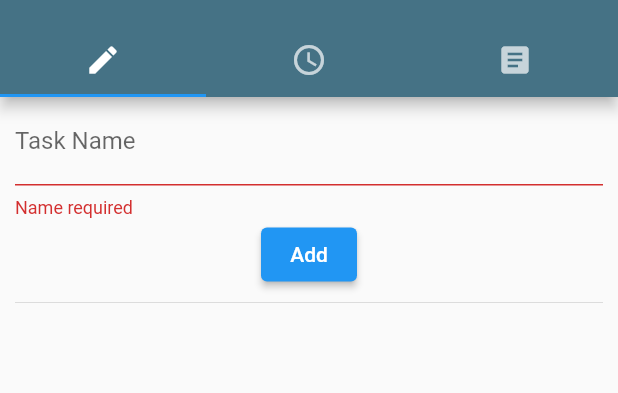
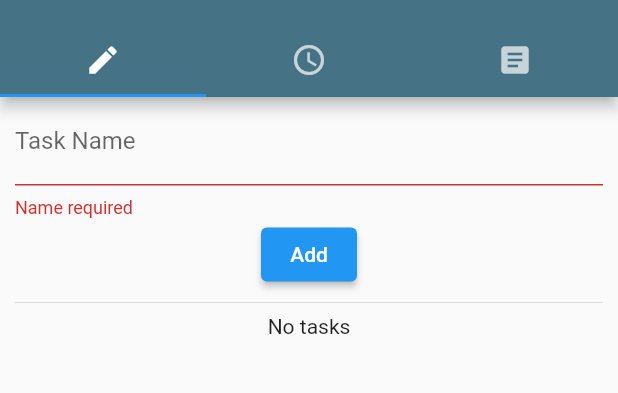
Before and after one commit to Delta-Psi/time_manager, a Flutter app: the screen it shows after launch, after a tap on "Add", on a phone screen of 412 x 824 dp, the part 59-452 px from its top. Run offline on Flutter 3.47's test engine with Material 2 defaults, Android fonts, the phone set to English and light mode, and no system bars; our stand-ins replace sqflite; accounts and stored records are empty.

Commit message:
it owkrs hell yeah

```diff
--- a/lib/main.dart
+++ b/lib/main.dart
@@ -42,7 +42,7 @@ class DatabaseHelper {
         );
     }
 
-    Future<Task> createTask(name) async {
+    Future<Task> createTask(String name) async {
         var db_ = await db;
 
         final int id = await db_.insert(
@@ -64,6 +64,12 @@ class DatabaseHelper {
         return List.generate(maps.length, (i) {
             return Task(id: maps[i]['rowid'], name: maps[i]['name']);
         });
+    }
+
+    Future<void> removeTask(int id) async {
+        final Database db_ = await db;
+
+        db_.delete('Tasks', where: 'rowid = ?', whereArgs: [id]);
     }
 }
 
@@ -88,10 +94,10 @@ class _TaskEditorState extends State<TaskEditor> {
         });
     }
 
-    void _removeTaskAt(index) {
-        //setState(() {
-            //_tasks.removeAt(index);
-        //});
+    void _removeTask(id) {
+        setState(() {
+            db.removeTask(id);
+        });
     }
 
     @override
@@ -130,20 +136,26 @@ class _TaskEditorState extends State<TaskEditor> {
                 Expanded(
                     child: FutureBuilder<List<Task>>(
                         future: db.listTasks(),
-                        builder: (BuildContext context, AsyncSnapshot<List<Task>> tasks) {
-                            if (tasks.hasData) {
+                        builder: (BuildContext context, AsyncSnapshot<List<Task>> taskList) {
+                            print(taskList);
+                            if (taskList.connectionState == ConnectionState.done) {
+                                if (taskList.data.isEmpty) {
+                                    return Align(
+                                        alignment: Alignment.topCenter,
+                                        child: Text('No tasks'),
+                                    );
+                                } else {
                                     return ListView.builder(
-                                    itemCount: tasks.data.length,
+                                        itemCount: taskList.data.length,
                                         itemBuilder: (BuildContext context, int index) {
                                             return Container(
                                                 height: 50,
                                                 child: Row(
                                                     children: [
-                                                    Text('${tasks.data[index].id}'),
-                                                    Expanded(child: Text('${tasks.data[index].name}')),
+                                                        Expanded(child: Text('${taskList.data[index].name}')),
                                                         ElevatedButton(
                                                             onPressed: () {
-                                                            _removeTaskAt(index);
+                                                                _removeTask(taskList.data[index].id);
                                                             },
                                                             child: Text('Remove'),
                                                         ),
@@ -152,8 +164,13 @@ class _TaskEditorState extends State<TaskEditor> {
                                             );
                                         },
                                     );
+                                }
                             } else {
-                                return Text('...');
+                                print('no data');
+                                return Align(
+                                    alignment: Alignment.topCenter,
+                                    child: CircularProgressIndicator(),
+                                );
                             }
                         },
                     ),
```
Lines whose indentation alone changed are shown as unchanged.
